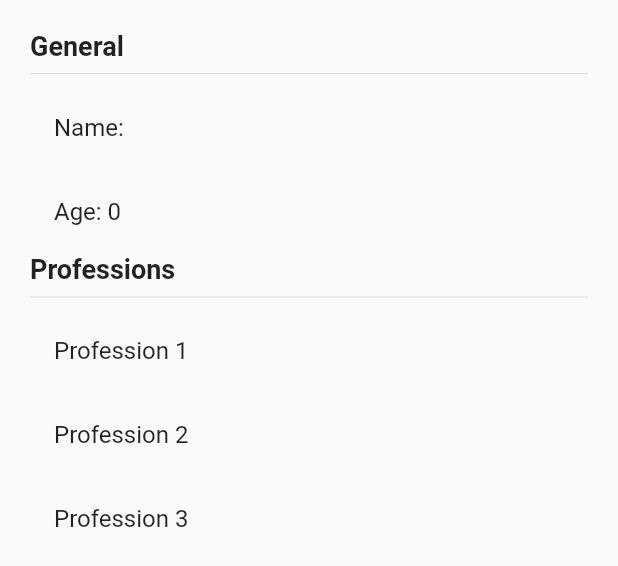
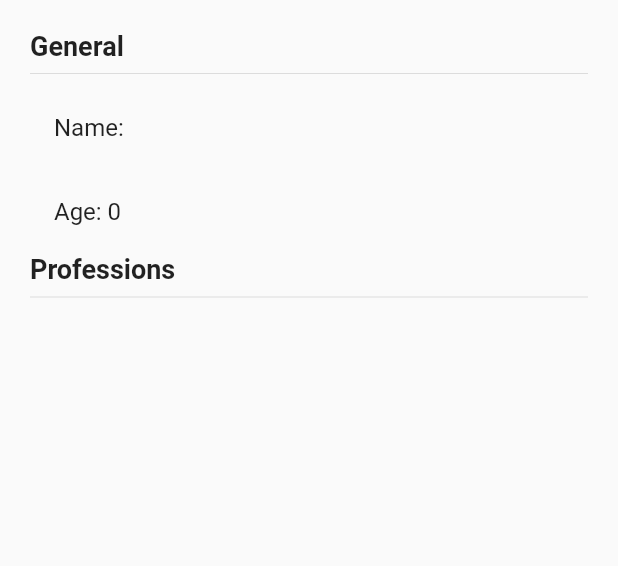
Before and after one commit to BryanParada/stateAppFA, a Flutter app: the InfoUser widget shown alone on an empty page, opened directly with empty values, on a phone screen of 412 x 824 dp. Shown: the top 566 px of the screen. Run offline on Flutter 3.47's test engine with Material 2 defaults, Android fonts, the phone set to English and light mode, and no system bars; our stand-ins replace get.

Commit message:
FA173 - handle user professions

```diff
--- a/lib/pages/page1_page.dart
+++ b/lib/pages/page1_page.dart
@@ -71,9 +71,10 @@ class InfoUser extends StatelessWidget {
           Text('Professions', style:TextStyle( fontSize: 18, fontWeight: FontWeight.bold)),
           Divider(),
 
-          ListTile( title: Text('Profession 1')),
-          ListTile( title: Text('Profession 2')),
-          ListTile( title: Text('Profession 3')),
+
+          ...user.professions.map((profession) => ListTile(
+            title: Text(profession)
+          ))
 
         ],
       )
--- a/lib/pages/page2_page.dart
+++ b/lib/pages/page2_page.dart
@@ -42,7 +42,9 @@ class Page2Page extends StatelessWidget {
             MaterialButton(
               child: Text('Add Profession', style: TextStyle(color: Colors.white)),
               color: Colors.blue,
-              onPressed: (){},
+              onPressed: (){
+                userCtrl.addProfession('Profession #${userCtrl.professionsCount +1 }'); //userCtrl.user.value.professions.length +1
+              },
             )
           ],
         ),
```
Also changed, not shown: lib/controllers/user_controller.dart (+10 -0 lines).
